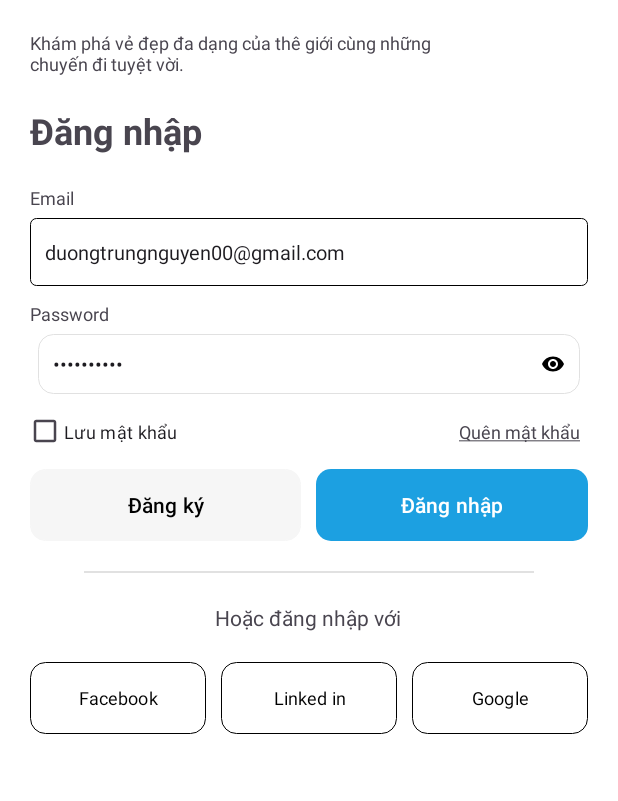
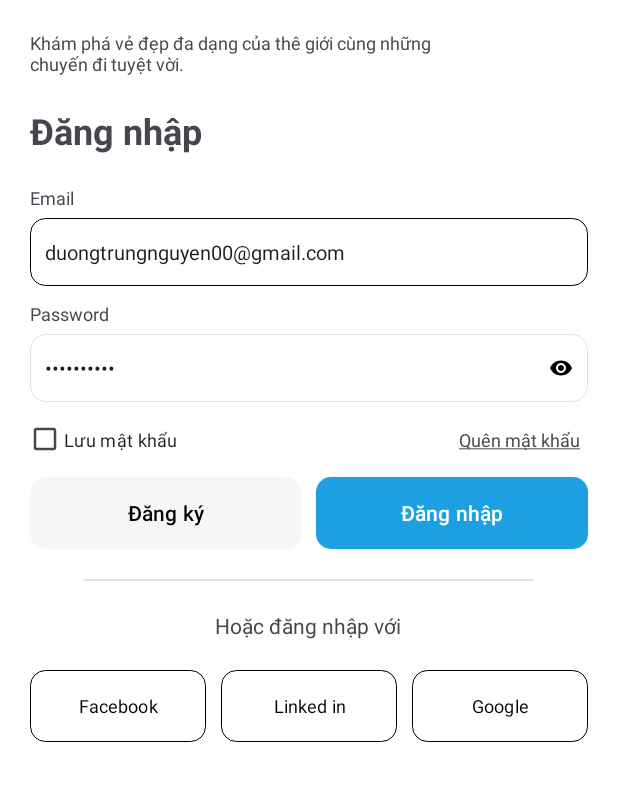
Before and after one commit to duongtrungnguyenrc/TravelAppClient, an Android app: the screen it shows after launch (LoginActivity), on a phone screen of 412 x 824 dp, the part 285-1086 px from its top. Run offline under Robolectric (Android 15) with nearby library versions, the phone set to English and light mode, and no system bars; Roboto replaces fonts that are not available here.

Commit message:
resolved conflict

```diff
--- a/app/src/main/res/drawable/custom_button_ripple_error.xml
+++ b/app/src/main/res/drawable/custom_button_ripple_error.xml
@@ -15,7 +15,7 @@
                 android:endColor="#FF5070"
                 android:startColor="@color/design_default_color_error"
                 android:type="linear" />
-            <corners android:radius="4dp" />
+            <corners android:radius="10dp" />
         </shape>
     </item>
 </ripple>
--- a/app/src/main/res/drawable/custom_edit_text_rounded.xml
+++ b/app/src/main/res/drawable/custom_edit_text_rounded.xml
@@ -4,7 +4,7 @@
     <item android:state_enabled="true" android:state_focused="true">
         <shape android:shape="rectangle">
             <solid android:color="@android:color/white" />
-            <corners android:radius="4dp" />
+            <corners android:radius="10dp" />
             <stroke android:width=".8dp" android:color="@color/black" />
         </shape>
     </item>
--- a/app/src/main/res/layout/activity_login.xml
+++ b/app/src/main/res/layout/activity_login.xml
@@ -107,16 +107,14 @@
                 android:textSize="12sp" />
 
             <RelativeLayout
-                android:layout_marginLeft="5dp"
                 android:layout_marginTop="5dp"
-                android:layout_marginRight="5dp"
                 android:layout_width="match_parent"
                 android:layout_height="wrap_content">
                 <EditText
                     android:id="@+id/edtPassword"
                     android:layout_width="match_parent"
                     android:layout_height="wrap_content"
-                    android:height="40dp"
+                    android:height="45dp"
                     android:background="@drawable/custom_edit_text_rounded"
                     android:padding="10dp"
                     android:text="Nguyen@123"
```
Also changed, not shown: app/src/main/res/layout/activity_sign_up.xml (+3 -4 lines).
